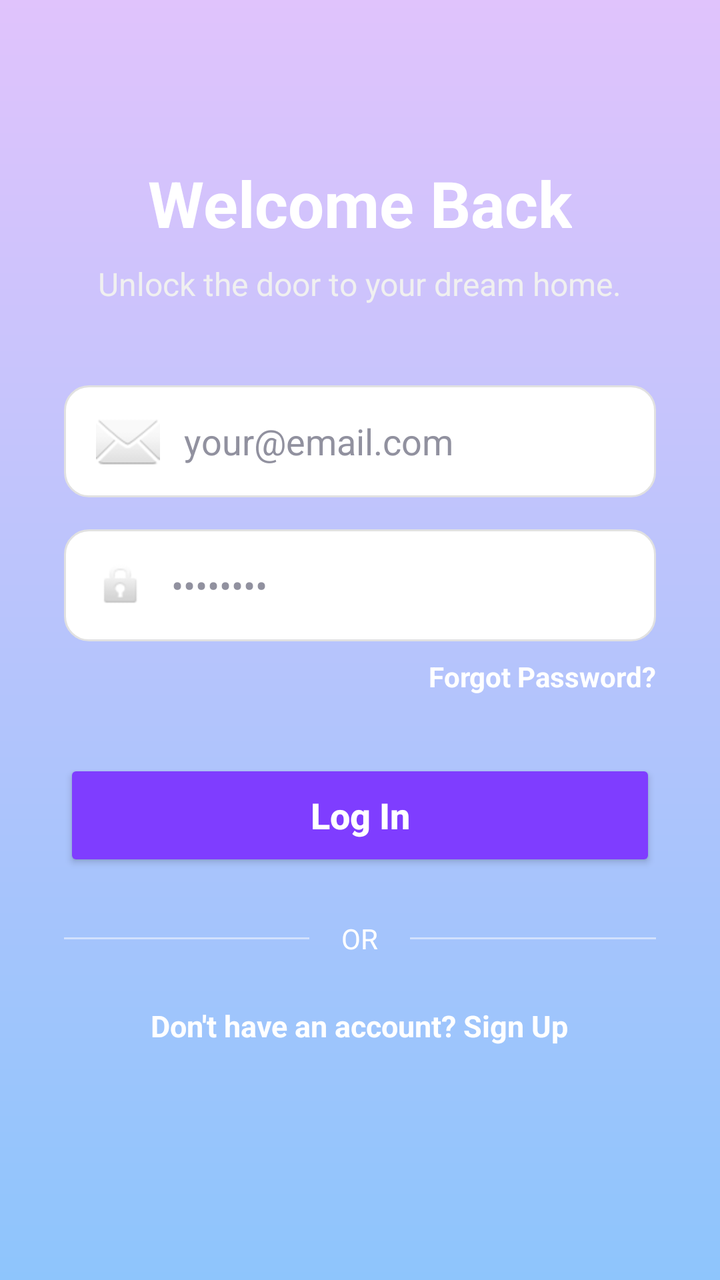
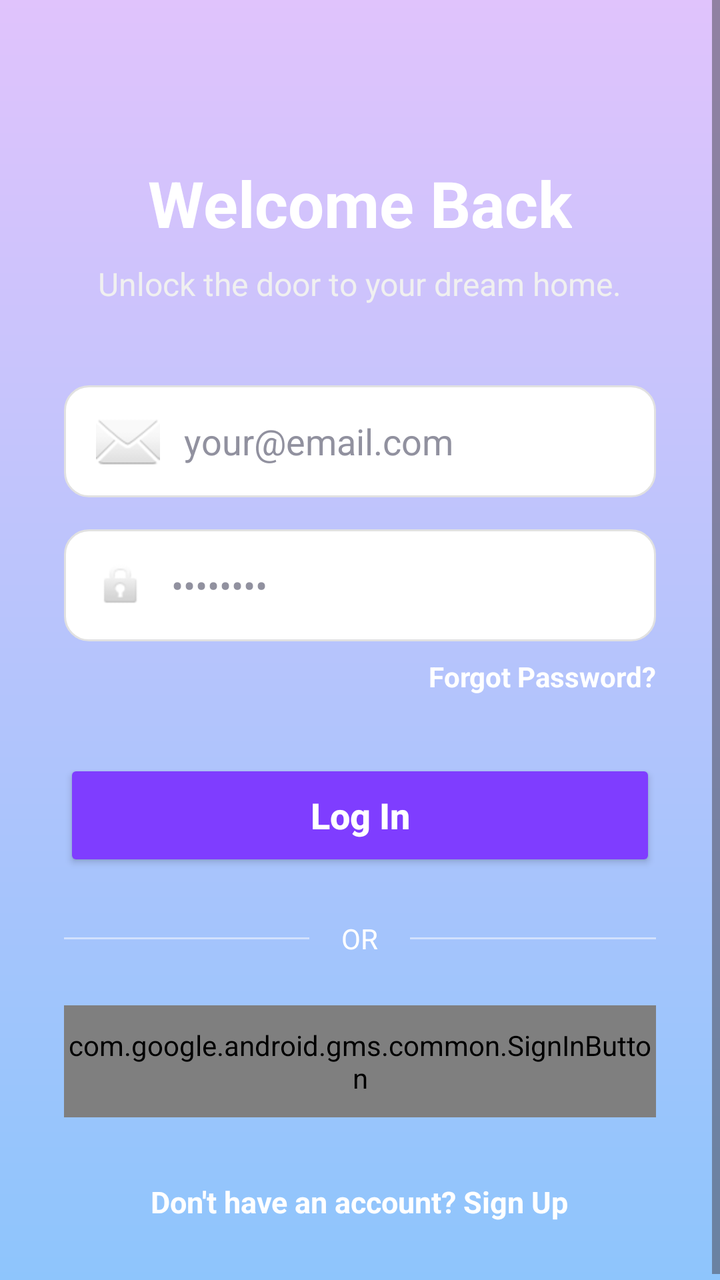

Before-and-after screenshots of an Android layout around one commit, followed by the original layout XML and the change that was made.
<!-- AndroidManifest.xml: application theme Theme.Realestateapp -->
<!-- res/layout/activity_login.xml -->
<?xml version="1.0" encoding="utf-8"?>
<ScrollView xmlns:android="http://schemas.android.com/apk/res/android"
    xmlns:app="http://schemas.android.com/apk/res-auto"
    android:layout_width="match_parent"
    android:layout_height="match_parent"
    android:background="@drawable/bg_gradient"
    android:fillViewport="true">

    <LinearLayout
        android:layout_width="match_parent"
        android:layout_height="wrap_content"
        android:gravity="center_horizontal"
        android:orientation="vertical"
        android:padding="32dp">

        <TextView
            android:layout_width="wrap_content"
            android:layout_height="wrap_content"
            android:layout_marginTop="48dp"
            android:text="Welcome Back"
            android:textColor="@color/white"
            android:textSize="32sp"
            android:textStyle="bold" />

        <TextView
            android:layout_width="wrap_content"
            android:layout_height="wrap_content"
            android:layout_marginTop="8dp"
            android:layout_marginBottom="40dp"
            android:text="@string/login_catchy_line"
            android:textColor="#F0F0F0"
            android:textSize="16sp"
            android:gravity="center" />

        <EditText
            android:id="@+id/etEmail"
            android:layout_width="match_parent"
            android:layout_height="56dp"
            android:layout_marginBottom="16dp"
            android:background="@drawable/edit_text_bg"
            android:drawableStart="@android:drawable/ic_dialog_email"
            android:drawablePadding="12dp"
            android:hint="@string/email_placeholder"
            android:inputType="textEmailAddress"
            android:paddingHorizontal="16dp"
            android:textColor="@color/black"
            android:textColorHint="@color/gray_text" />

        <EditText
            android:id="@+id/etPassword"
            android:layout_width="match_parent"
            android:layout_height="56dp"
            android:layout_marginBottom="8dp"
            android:background="@drawable/edit_text_bg"
            android:drawableStart="@android:drawable/ic_lock_idle_lock"
            android:drawablePadding="12dp"
            android:hint="@string/password_placeholder"
            android:inputType="textPassword"
            android:paddingHorizontal="16dp"
            android:textColor="@color/black"
            android:textColorHint="@color/gray_text" />

        <TextView
            android:id="@+id/tvForgotPassword"
            android:layout_width="wrap_content"
            android:layout_height="wrap_content"
            android:layout_gravity="end"
            android:layout_marginBottom="32dp"
            android:text="@string/forgot_password"
            android:textColor="@color/white"
            android:textSize="14sp"
            android:textStyle="bold" />

        <Button
            android:id="@+id/btnLogin"
            android:layout_width="match_parent"
            android:layout_height="56dp"
            android:layout_marginBottom="24dp"
            android:backgroundTint="@color/primary"
            android:text="@string/log_in"
            android:textAllCaps="false"
            android:textColor="@color/white"
            android:textSize="18sp"
            android:textStyle="bold"
            app:cornerRadius="12dp" />

        <LinearLayout
            android:layout_width="match_parent"
            android:layout_height="wrap_content"
            android:layout_marginBottom="24dp"
            android:gravity="center"
            android:orientation="horizontal">

            <View
                android:layout_width="0dp"
                android:layout_height="1dp"
                android:layout_weight="1"
                android:background="#80FFFFFF" />

            <TextView
                android:layout_width="wrap_content"
                android:layout_height="wrap_content"
                android:layout_marginHorizontal="16dp"
                android:text="@string/or"
                android:textColor="@color/white" />

            <View
                android:layout_width="0dp"
                android:layout_height="1dp"
                android:layout_weight="1"
                android:background="#80FFFFFF" />
        </LinearLayout>

        <TextView
            android:id="@+id/tvSignUpLink"
            android:layout_width="wrap_content"
            android:layout_height="wrap_content"
            android:layout_gravity="center"
            android:text="Don't have an account? Sign Up"
            android:textColor="@color/white"
            android:textSize="15sp"
            android:textStyle="bold" />

    </LinearLayout>
</ScrollView>
<!-- resources referenced by this layout -->
<resources>
  <color name="black">#FF000000</color>
  <color name="gray_text">#91919F</color>
  <color name="primary">#7F3DFF</color>
  <color name="white">#FFFFFFFF</color>
  <!-- drawable bg_gradient (drawable) -->
  <shape xmlns:android="http://schemas.android.com/apk/res/android">
      <gradient
          android:startColor="#E0C3FC"
          android:endColor="#8EC5FC"
          android:angle="270"/>
  </shape>
  <!-- drawable edit_text_bg (drawable) -->
  <?xml version="1.0" encoding="utf-8"?>
  <shape xmlns:android="http://schemas.android.com/apk/res/android">
      <solid android:color="@color/white" />
      <stroke android:width="1dp" android:color="@color/border_color" />
      <corners android:radius="12dp" />
  </shape>
  <string name="email_placeholder">your@email.com</string>
  <string name="forgot_password">Forgot Password?</string>
  <string name="log_in">Log In</string>
  <string name="login_catchy_line">Unlock the door to your dream home.</string>
  <string name="or">OR</string>
  <string name="password_placeholder">••••••••</string>
  <style name="Theme.Realestateapp" parent="Base.Theme.Realestateapp" />
  <color name="border_color">#E1E1E1</color>
  <style name="Base.Theme.Realestateapp" parent="Theme.Material3.DayNight.NoActionBar">
          
          
      </style>
</resources>

<!-- the commit's change to res/layout/activity_login.xml (unified diff, before → after) -->
@@ -111,6 +111,12 @@
                 android:background="#80FFFFFF" />
         </LinearLayout>
 
+        <com.google.android.gms.common.SignInButton
+            android:id="@+id/btnGoogleSignIn"
+            android:layout_width="match_parent"
+            android:layout_height="56dp"
+            android:layout_marginBottom="32dp" />
+
         <TextView
             android:id="@+id/tvSignUpLink"
             android:layout_width="wrap_content"
